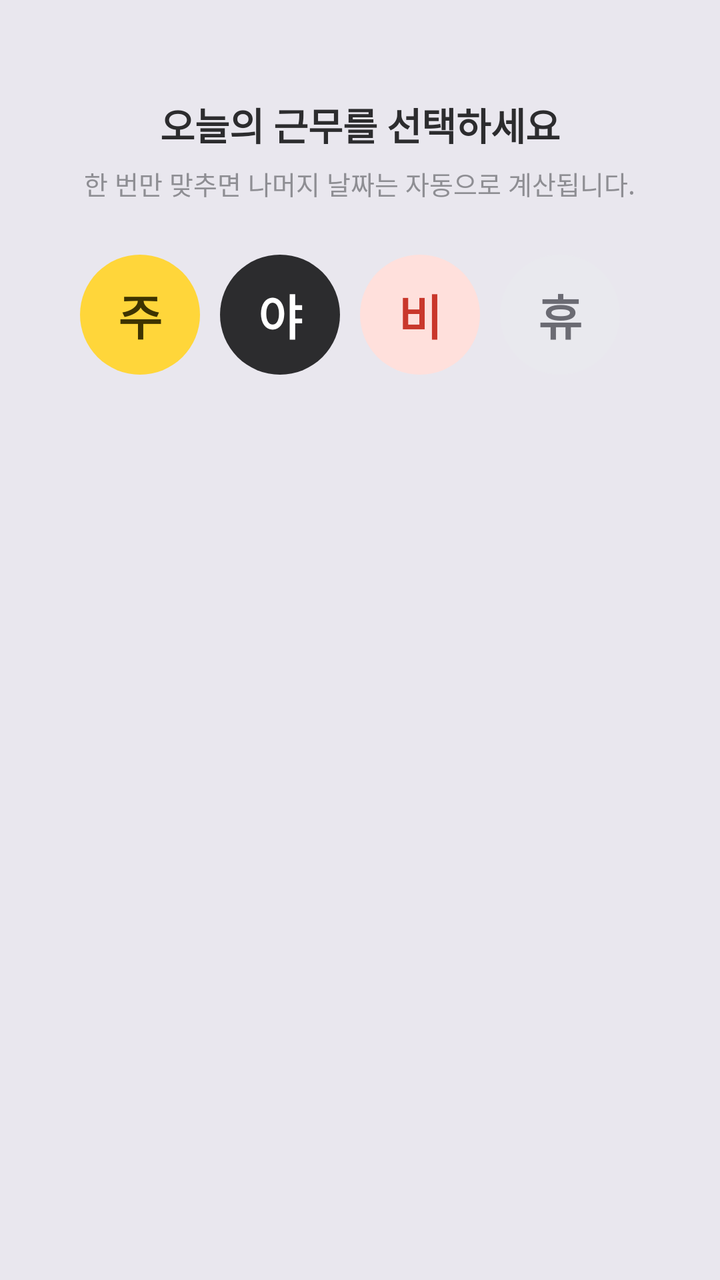
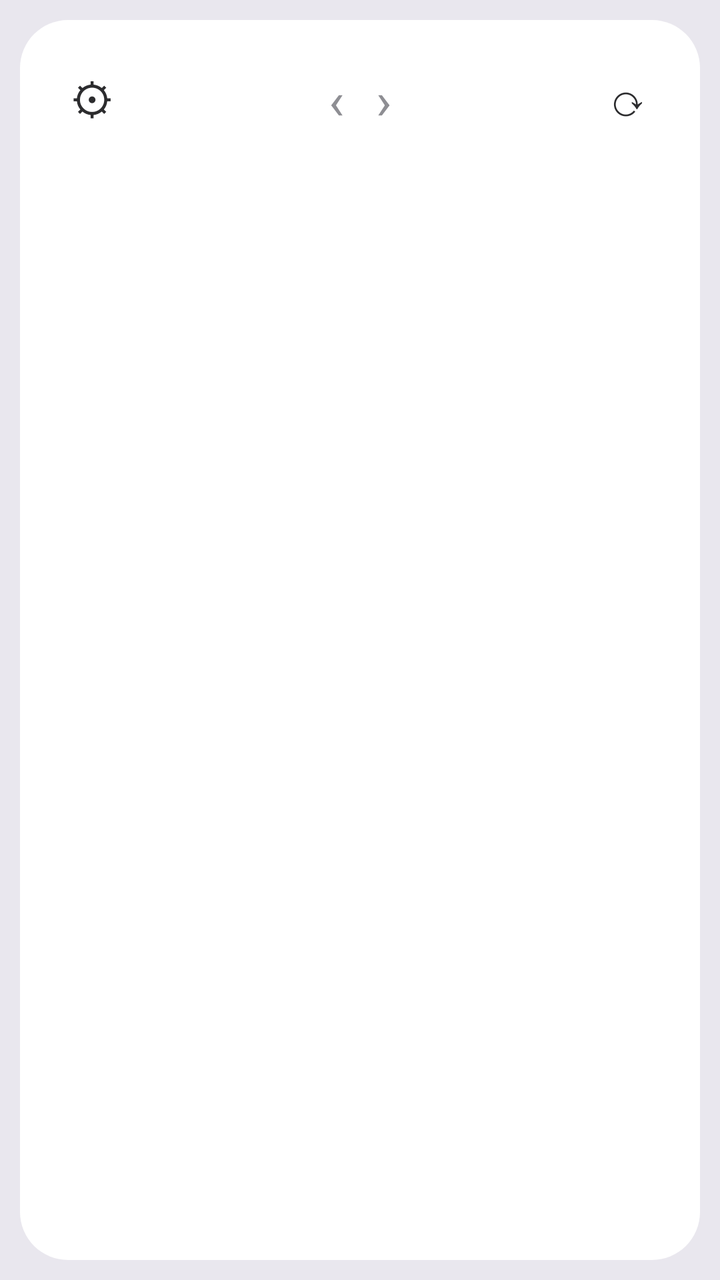

Screens rendered from an Android XML layout before and after an edit, with the pre-edit source and the edit as a unified diff.
<!-- AndroidManifest.xml: application theme android:Theme.DeviceDefault.Light.NoActionBar -->
<!-- res/layout/activity_main.xml -->
<?xml version="1.0" encoding="utf-8"?>
<LinearLayout xmlns:android="http://schemas.android.com/apk/res/android"
    android:layout_width="match_parent" android:layout_height="match_parent"
    android:orientation="vertical"
    android:background="@color/screen_bg"
    android:padding="24dp" android:gravity="center_horizontal">

    <TextView
        android:layout_width="wrap_content" android:layout_height="wrap_content"
        android:text="@string/pick_title" android:textSize="19sp" android:textStyle="bold"
        android:textColor="@color/text_primary" android:layout_marginTop="24dp" />

    <TextView
        android:layout_width="wrap_content" android:layout_height="wrap_content"
        android:text="@string/pick_hint" android:textSize="13sp"
        android:textColor="@color/text_muted" android:layout_marginTop="6dp" />

    <LinearLayout
        android:layout_width="wrap_content" android:layout_height="wrap_content"
        android:orientation="horizontal" android:layout_marginTop="26dp">
        <TextView android:id="@+id/pickJu"
            android:layout_width="60dp" android:layout_height="60dp"
            android:layout_marginEnd="10dp"
            android:background="@drawable/badge_ju"
            android:gravity="center" android:textSize="24sp" android:textStyle="bold"
            android:textColor="#3D3300" android:text="주" android:clickable="true"
            android:focusable="true" />
        <TextView android:id="@+id/pickYa"
            android:layout_width="60dp" android:layout_height="60dp"
            android:layout_marginEnd="10dp"
            android:background="@drawable/badge_ya"
            android:gravity="center" android:textSize="24sp" android:textStyle="bold"
            android:textColor="#FFFFFF" android:text="야" android:clickable="true"
            android:focusable="true" />
        <TextView android:id="@+id/pickBi"
            android:layout_width="60dp" android:layout_height="60dp"
            android:layout_marginEnd="10dp"
            android:background="@drawable/badge_bi"
            android:gravity="center" android:textSize="24sp" android:textStyle="bold"
            android:textColor="#C9372B" android:text="비" android:clickable="true"
            android:focusable="true" />
        <TextView android:id="@+id/pickHyu"
            android:layout_width="60dp" android:layout_height="60dp"
            android:layout_marginEnd="10dp"
            android:background="@drawable/badge_hyu"
            android:gravity="center" android:textSize="24sp" android:textStyle="bold"
            android:textColor="#6B6B73" android:text="휴" android:clickable="true"
            android:focusable="true" />
    </LinearLayout>

    <TextView android:id="@+id/preview"
        android:layout_width="wrap_content" android:layout_height="wrap_content"
        android:layout_marginTop="30dp" android:textSize="16sp"
        android:fontFamily="monospace" android:lineSpacingExtra="5dp"
        android:textColor="@color/text_primary" />
</LinearLayout>
<!-- resources referenced by this layout -->
<resources>
  <color name="screen_bg">#E9E7EE</color>
  <color name="text_muted">#8E8E93</color>
  <color name="text_primary">#2C2C2E</color>
  <!-- drawable badge_bi (drawable) -->
  <?xml version="1.0" encoding="utf-8"?>
  <shape xmlns:android="http://schemas.android.com/apk/res/android" android:shape="oval">
      <solid android:color="#FFE0DC" />
  </shape>
  <!-- drawable badge_hyu (drawable) -->
  <?xml version="1.0" encoding="utf-8"?>
  <shape xmlns:android="http://schemas.android.com/apk/res/android" android:shape="oval">
      <solid android:color="#E9E9EE" />
  </shape>
  <!-- drawable badge_ju (drawable) -->
  <?xml version="1.0" encoding="utf-8"?>
  <shape xmlns:android="http://schemas.android.com/apk/res/android" android:shape="oval">
      <solid android:color="#FFD63A" />
  </shape>
  <!-- drawable badge_ya (drawable) -->
  <?xml version="1.0" encoding="utf-8"?>
  <shape xmlns:android="http://schemas.android.com/apk/res/android" android:shape="oval">
      <solid android:color="#2C2C2E" />
  </shape>
  <string name="pick_hint">한 번만 맞추면 나머지 날짜는 자동으로 계산됩니다.</string>
  <string name="pick_title">오늘의 근무를 선택하세요</string>
</resources>

<!-- the commit's change to res/layout/activity_main.xml (unified diff, before → after) -->
@@ -1,56 +1,66 @@
 <?xml version="1.0" encoding="utf-8"?>
-<LinearLayout xmlns:android="http://schemas.android.com/apk/res/android"
+<ScrollView xmlns:android="http://schemas.android.com/apk/res/android"
     android:layout_width="match_parent" android:layout_height="match_parent"
-    android:orientation="vertical"
     android:background="@color/screen_bg"
-    android:padding="24dp" android:gravity="center_horizontal">
-
-    <TextView
-        android:layout_width="wrap_content" android:layout_height="wrap_content"
-        android:text="@string/pick_title" android:textSize="19sp" android:textStyle="bold"
-        android:textColor="@color/text_primary" android:layout_marginTop="24dp" />
-
-    <TextView
-        android:layout_width="wrap_content" android:layout_height="wrap_content"
-        android:text="@string/pick_hint" android:textSize="13sp"
-        android:textColor="@color/text_muted" android:layout_marginTop="6dp" />
+    android:padding="10dp" android:fillViewport="true">
 
     <LinearLayout
-        android:layout_width="wrap_content" android:layout_height="wrap_content"
-        android:orientation="horizontal" android:layout_marginTop="26dp">
-        <TextView android:id="@+id/pickJu"
-            android:layout_width="60dp" android:layout_height="60dp"
-            android:layout_marginEnd="10dp"
-            android:background="@drawable/badge_ju"
-            android:gravity="center" android:textSize="24sp" android:textStyle="bold"
-            android:textColor="#3D3300" android:text="주" android:clickable="true"
-            android:focusable="true" />
-        <TextView android:id="@+id/pickYa"
-            android:layout_width="60dp" android:layout_height="60dp"
-            android:layout_marginEnd="10dp"
-            android:background="@drawable/badge_ya"
-            android:gravity="center" android:textSize="24sp" android:textStyle="bold"
-            android:textColor="#FFFFFF" android:text="야" android:clickable="true"
-            android:focusable="true" />
-        <TextView android:id="@+id/pickBi"
-            android:layout_width="60dp" android:layout_height="60dp"
-            android:layout_marginEnd="10dp"
-            android:background="@drawable/badge_bi"
-            android:gravity="center" android:textSize="24sp" android:textStyle="bold"
-            android:textColor="#C9372B" android:text="비" android:clickable="true"
-            android:focusable="true" />
-        <TextView android:id="@+id/pickHyu"
-            android:layout_width="60dp" android:layout_height="60dp"
-            android:layout_marginEnd="10dp"
-            android:background="@drawable/badge_hyu"
-            android:gravity="center" android:textSize="24sp" android:textStyle="bold"
-            android:textColor="#6B6B73" android:text="휴" android:clickable="true"
-            android:focusable="true" />
+        android:layout_width="match_parent" android:layout_height="wrap_content"
+        android:orientation="vertical"
+        android:background="@drawable/bg_card"
+        android:padding="14dp">
+
+        
+        <LinearLayout
+            android:layout_width="match_parent" android:layout_height="wrap_content"
+            android:orientation="horizontal" android:gravity="center_vertical">
+
+            <TextView android:id="@+id/btnSettings"
+                android:layout_width="44dp" android:layout_height="44dp"
+                android:text="⚙" android:textSize="22sp" android:gravity="center"
+                android:textColor="@color/text_primary"
+                android:clickable="true" android:focusable="true" />
+
+            <LinearLayout
+                android:layout_width="0dp" android:layout_height="wrap_content"
+                android:layout_weight="1" android:orientation="horizontal"
+                android:gravity="center">
+                <TextView android:id="@+id/prev"
+                    android:layout_width="wrap_content" android:layout_height="wrap_content"
+                    android:text="‹" android:textSize="26sp" android:padding="8dp"
+                    android:textColor="@color/text_muted"
+                    android:clickable="true" android:focusable="true" />
+                <TextView android:id="@+id/ym"
+                    android:layout_width="wrap_content" android:layout_height="wrap_content"
+                    android:textSize="24sp" android:textStyle="bold"
+                    android:textColor="@color/text_primary" />
+                <TextView android:id="@+id/next"
+                    android:layout_width="wrap_content" android:layout_height="wrap_content"
+                    android:text="›" android:textSize="26sp" android:padding="8dp"
+                    android:textColor="@color/text_muted"
+                    android:clickable="true" android:focusable="true" />
+            </LinearLayout>
+
+            <TextView android:id="@+id/btnToday"
+                android:layout_width="44dp" android:layout_height="44dp"
+                android:text="⟳" android:textSize="22sp" android:gravity="center"
+                android:textColor="@color/text_primary"
+                android:clickable="true" android:focusable="true" />
+        </LinearLayout>
+
+        <TextView android:id="@+id/sub"
+            android:layout_width="match_parent" android:layout_height="wrap_content"
+            android:gravity="center" android:textSize="12sp"
+            android:textColor="@color/text_muted" android:layout_marginBottom="8dp" />
+
+        
+        <LinearLayout android:id="@+id/dowRow"
+            android:layout_width="match_parent" android:layout_height="wrap_content"
+            android:orientation="horizontal" android:layout_marginBottom="2dp" />
+
+        
+        <GridLayout android:id="@+id/grid"
+            android:layout_width="match_parent" android:layout_height="wrap_content"
+            android:columnCount="7" />
     </LinearLayout>
-
-    <TextView android:id="@+id/preview"
-        android:layout_width="wrap_content" android:layout_height="wrap_content"
-        android:layout_marginTop="30dp" android:textSize="16sp"
-        android:fontFamily="monospace" android:lineSpacingExtra="5dp"
-        android:textColor="@color/text_primary" />
-</LinearLayout>
+</ScrollView>
<!-- resource entries referenced after the edit -->
@@ -3,27 +3,12 @@
   <color name="screen_bg">#E9E7EE</color>
   <color name="text_muted">#8E8E93</color>
   <color name="text_primary">#2C2C2E</color>
-  <!-- drawable badge_bi (drawable) -->
+  <!-- drawable bg_card (drawable) -->
   <?xml version="1.0" encoding="utf-8"?>
-  <shape xmlns:android="http://schemas.android.com/apk/res/android" android:shape="oval">
-      <solid android:color="#FFE0DC" />
+  <shape xmlns:android="http://schemas.android.com/apk/res/android" android:shape="rectangle">
+      <solid android:color="@color/card_bg" />
+      <corners android:radius="24dp" />
   </shape>
-  <!-- drawable badge_hyu (drawable) -->
-  <?xml version="1.0" encoding="utf-8"?>
-  <shape xmlns:android="http://schemas.android.com/apk/res/android" android:shape="oval">
-      <solid android:color="#E9E9EE" />
-  </shape>
-  <!-- drawable badge_ju (drawable) -->
-  <?xml version="1.0" encoding="utf-8"?>
-  <shape xmlns:android="http://schemas.android.com/apk/res/android" android:shape="oval">
-      <solid android:color="#FFD63A" />
-  </shape>
-  <!-- drawable badge_ya (drawable) -->
-  <?xml version="1.0" encoding="utf-8"?>
-  <shape xmlns:android="http://schemas.android.com/apk/res/android" android:shape="oval">
-      <solid android:color="#2C2C2E" />
-  </shape>
-  <string name="pick_hint">한 번만 맞추면 나머지 날짜는 자동으로 계산됩니다.</string>
-  <string name="pick_title">오늘의 근무를 선택하세요</string>
+  <color name="card_bg">#FFFFFF</color>
 </resources>
 
